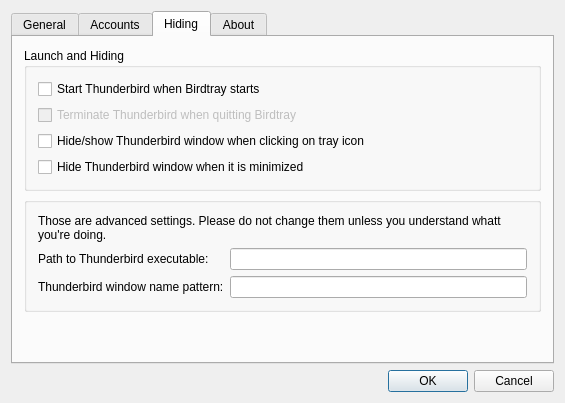
The window that src/dialogsettings.ui (gyunaev/birdtray) describes before a commit, drawn with Qt 5.
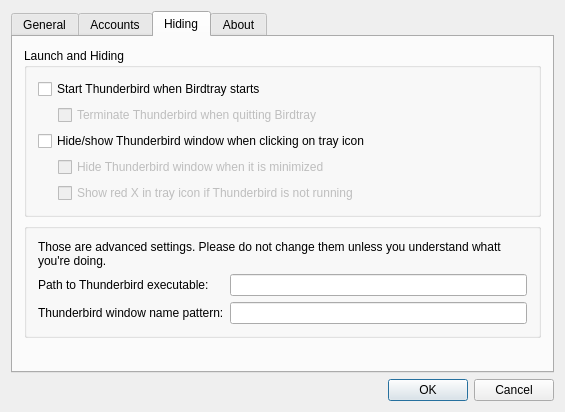
The same window after the commit. The open tabs and pages were chosen to show the change. Icons and pictures are not drawn. Custom widgets are drawn as their Qt base class.

Commit message: Added an option to monitor running Thunderbird and show X if it is closed.

What changed in the file:
```diff
--- a/src/dialogsettings.ui
+++ b/src/dialogsettings.ui
@@ -7,7 +7,7 @@
     <x>0</x>
     <y>0</y>
     <width>556</width>
-    <height>403</height>
+    <height>412</height>
    </rect>
   </property>
   <property name="windowTitle">
@@ -308,14 +308,34 @@
            </widget>
           </item>
           <item>
-           <widget class="QCheckBox" name="boxStopThunderbirdOnExit">
-            <property name="enabled">
-             <bool>false</bool>
-            </property>
-            <property name="text">
-             <string>Terminate Thunderbird when quitting Birdtray </string>
-            </property>
-           </widget>
+           <layout class="QHBoxLayout" name="horizontalLayout_5">
+            <item>
+             <spacer name="horizontalSpacer_3">
+              <property name="orientation">
+               <enum>Qt::Horizontal</enum>
+              </property>
+              <property name="sizeType">
+               <enum>QSizePolicy::Fixed</enum>
+              </property>
+              <property name="sizeHint" stdset="0">
+               <size>
+                <width>20</width>
+                <height>20</height>
+               </size>
+              </property>
+             </spacer>
+            </item>
+            <item>
+             <widget class="QCheckBox" name="boxStopThunderbirdOnExit">
+              <property name="enabled">
+               <bool>false</bool>
+              </property>
+              <property name="text">
+               <string>Terminate Thunderbird when quitting Birdtray </string>
+              </property>
+             </widget>
+            </item>
+           </layout>
           </item>
           <item>
            <widget class="QCheckBox" name="boxShowHideThunderbird">
@@ -325,11 +345,64 @@
            </widget>
           </item>
           <item>
-           <widget class="QCheckBox" name="boxHideWhenMinimized">
-            <property name="text">
-             <string>Hide Thunderbird window when it is minimized</string>
-            </property>
-           </widget>
+           <layout class="QHBoxLayout" name="horizontalLayout_3">
+            <item>
+             <spacer name="horizontalSpacer">
+              <property name="orientation">
+               <enum>Qt::Horizontal</enum>
+              </property>
+              <property name="sizeType">
+               <enum>QSizePolicy::Fixed</enum>
+              </property>
+              <property name="sizeHint" stdset="0">
+               <size>
+                <width>20</width>
+                <height>20</height>
+               </size>
+              </property>
+             </spacer>
+            </item>
+            <item>
+             <widget class="QCheckBox" name="boxHideWhenMinimized">
+              <property name="enabled">
+               <bool>false</bool>
+              </property>
+              <property name="text">
+               <string>Hide Thunderbird window when it is minimized</string>
+              </property>
+             </widget>
+            </item>
+           </layout>
+          </item>
+          <item>
+           <layout class="QHBoxLayout" name="horizontalLayout_4">
+            <item>
+             <spacer name="horizontalSpacer_2">
+              <property name="orientation">
+               <enum>Qt::Horizontal</enum>
+              </property>
+              <property name="sizeType">
+               <enum>QSizePolicy::Fixed</enum>
+              </property>
+              <property name="sizeHint" stdset="0">
+               <size>
+                <width>20</width>
+                <height>20</height>
+               </size>
+              </property>
+             </spacer>
+            </item>
+            <item>
+             <widget class="QCheckBox" name="boxMonitorThunderbirdWindow">
+              <property name="enabled">
+               <bool>false</bool>
+              </property>
+              <property name="text">
+               <string>Show red X in tray icon if Thunderbird is not running</string>
+              </property>
+             </widget>
+            </item>
+           </layout>
           </item>
          </layout>
         </widget>
```
Left out of the diff: 37 changed lines with no effect on the pictures. The commit also changes 4 other files.
